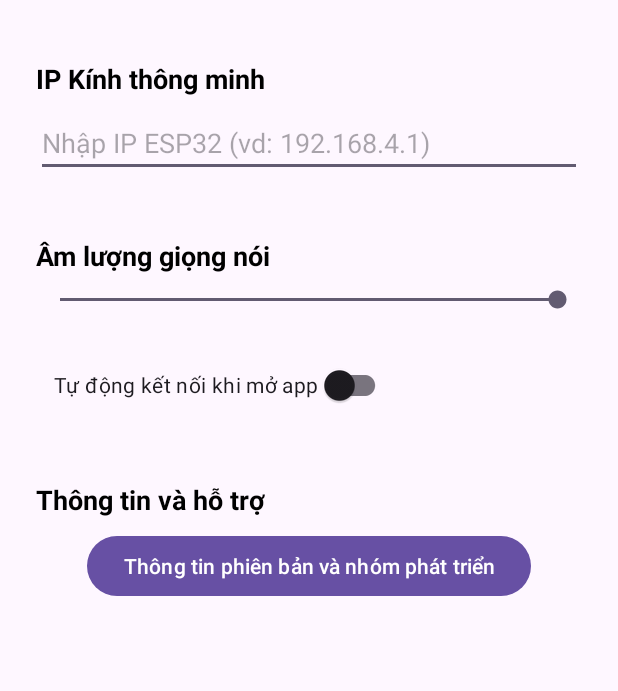
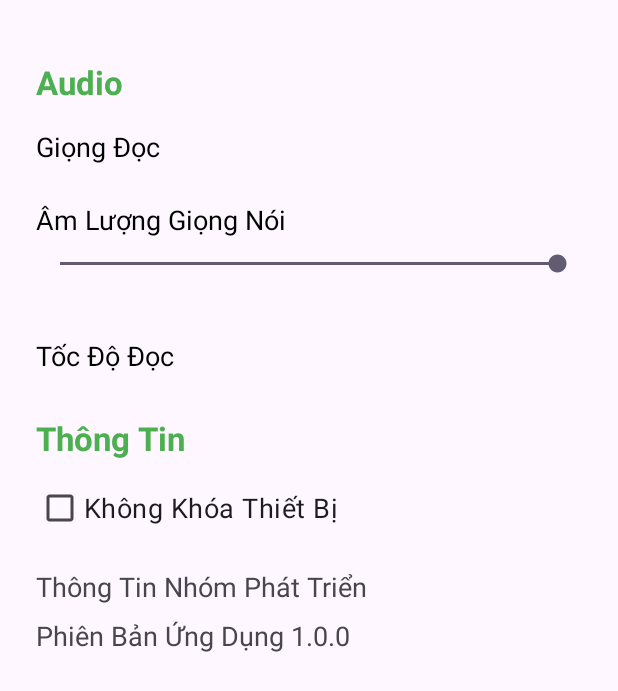
Before and after one commit to AnhKhoa027/SmartGlass, an Android app: the layout fragment_setting.xml on its own in the app's theme, with its tools: preview values and no code run, on a phone screen of 412 x 824 dp. Shown: the top 691 px of the screen. Run offline under Robolectric (Android 15) with nearby library versions, the phone set to English and light mode, and no system bars; network calls fail.

Commit message:
Cap Nhat Setting Fragment

```diff
--- a/app/src/main/res/layout/fragment_setting.xml
+++ b/app/src/main/res/layout/fragment_setting.xml
@@ -6,36 +6,57 @@
     <LinearLayout
         android:layout_width="match_parent"
         android:layout_height="wrap_content"
-        android:orientation="vertical"
-        android:showDividers="none">
+        android:orientation="vertical">
 
-
+        <!-- Audio Section -->
         <TextView
             android:layout_width="match_parent"
             android:layout_height="wrap_content"
-            android:text="@string/label_input_ip"
+            android:text="@string/label_audio"
             android:textStyle="bold"
-            android:textSize="18sp"
-            android:textColor="@android:color/black"
+            android:textSize="22sp"
+            android:textColor="#4CAF50"
             android:paddingTop="16dp"
             android:paddingBottom="8dp" />
 
-        <EditText
-            android:id="@+id/edittext_esp32_ip"
+        <!-- Giọng đọc -->
+        <TextView
+            android:id="@+id/tv_giong_doc"
             android:layout_width="match_parent"
             android:layout_height="wrap_content"
-            android:hint="@string/hint_esp32_ip"
-            android:layout_marginBottom="24dp"
-            android:inputType="text"
-            android:imeOptions="actionDone"
-            android:importantForAutofill="no"
-            android:autofillHints="" />
+            android:text="@string/label_giong_doc"
+            android:textSize="18sp"
+            android:textColor="@android:color/black"
+            android:paddingTop="8dp"
+            android:paddingBottom="8dp" />
 
+        <!-- Radio group -->
+        <RadioGroup
+            android:id="@+id/rg_voice_gender"
+            android:layout_width="wrap_content"
+            android:layout_height="wrap_content"
+            android:orientation="vertical"
+            android:visibility="gone"
+            android:layout_marginBottom="16dp">
+
+            <RadioButton
+                android:id="@+id/rb_male"
+                android:layout_width="wrap_content"
+                android:layout_height="wrap_content"
+                android:text="@string/voice_male" />
+
+            <RadioButton
+                android:id="@+id/rb_female"
+                android:layout_width="wrap_content"
+                android:layout_height="wrap_content"
+                android:text="@string/voice_female" />
+        </RadioGroup>
+
+        <!-- Âm lượng giọng nói -->
         <TextView
             android:layout_width="match_parent"
             android:layout_height="wrap_content"
             android:text="@string/label_tts_volume"
-            android:textStyle="bold"
             android:textSize="18sp"
             android:textColor="@android:color/black"
             android:paddingTop="16dp"
@@ -49,35 +70,86 @@
             android:progress="100"
             android:layout_marginBottom="24dp" />
 
-        <androidx.appcompat.widget.SwitchCompat
-            android:id="@+id/switch_auto_connect"
-            android:layout_width="wrap_content"
-            android:layout_height="wrap_content"
-            android:text="@string/text_auto_connect"
-            android:layout_marginBottom="24dp"
-            android:minHeight="48dp"
-            android:padding="12dp"
-            android:layout_gravity="start" />
-
+        <!-- Tốc độ đọc -->
         <TextView
+            android:id="@+id/tv_toc_do_doc"
             android:layout_width="match_parent"
             android:layout_height="wrap_content"
-            android:text="@string/title_info_support"
-            android:textStyle="bold"
+            android:text="@string/label_tts_speed"
             android:textSize="18sp"
             android:textColor="@android:color/black"
             android:paddingTop="16dp"
             android:paddingBottom="8dp" />
 
-        <Button
-            android:id="@+id/btn_app_info"
+        <RadioGroup
+            android:id="@+id/rg_speed"
             android:layout_width="wrap_content"
             android:layout_height="wrap_content"
-            android:text="@string/btn_app_info"
-            android:layout_marginBottom="12dp"
-            android:minWidth="120dp"
-            android:paddingHorizontal="24dp"
-            android:layout_gravity="center_horizontal" />
+            android:orientation="vertical"
+            android:visibility="gone"
+            android:layout_marginBottom="16dp">
+
+            <RadioButton
+                android:id="@+id/rb_speed_slow"
+                android:layout_width="wrap_content"
+                android:layout_height="wrap_content"
+                android:text="@string/speed_slow" />
+
+            <RadioButton
+                android:id="@+id/rb_speed_normal"
+                android:layout_width="wrap_content"
+                android:layout_height="wrap_content"
+                android:checked="true"
+                android:text="@string/speed_normal" />
+
+            <RadioButton
+                android:id="@+id/rb_speed_fast"
+                android:layout_width="wrap_content"
+                android:layout_height="wrap_content"
+                android:text="@string/speed_fast" />
+
+            <RadioButton
+                android:id="@+id/rb_speed_very_fast"
+                android:layout_width="wrap_content"
+                android:layout_height="wrap_content"
+                android:text="@string/speed_very_fast" />
+        </RadioGroup>
+
+
+        <!-- Thông tin -->
+        <TextView
+            android:layout_width="match_parent"
+            android:layout_height="wrap_content"
+            android:text="@string/label_info"
+            android:textStyle="bold"
+            android:textSize="22sp"
+            android:textColor="#4CAF50"
+            android:paddingTop="20dp"
+            android:paddingBottom="8dp" />
+
+        <CheckBox
+            android:id="@+id/cb_unlock_device"
+            android:layout_width="wrap_content"
+            android:layout_height="wrap_content"
+            android:textSize="18sp"
+            android:text="@string/checkbox_unlock_device"
+            android:layout_marginBottom="16dp" />
+
+        <TextView
+            android:id="@+id/tv_dev_team"
+            android:layout_width="match_parent"
+            android:layout_height="wrap_content"
+            android:text="@string/label_team_info"
+            android:textSize="18sp"
+            android:layout_marginBottom="8dp" />
+
+        <TextView
+            android:id="@+id/tv_app_version"
+            android:layout_width="match_parent"
+            android:layout_height="wrap_content"
+            android:text="@string/label_app_version"
+            android:textSize="18sp"
+            android:layout_marginBottom="12dp" />
 
     </LinearLayout>
 </ScrollView>
--- a/app/src/main/res/values/strings.xml
+++ b/app/src/main/res/values/strings.xml
@@ -33,9 +33,28 @@
     <string name="title_app_info">Thông tin ứng dụng</string>
     <string name="close">Đóng</string>
     <string name="app_info_message">%1$s\nPhiên bản: %2$s\nNhóm Nghiên cứu khoa học: C1SE.16\nTrương Công Thành\nLê Hòa Hiệp\nNguyễn Văn Hướng\nPhạm Anh Khoa\nNguyễn Tấn Việt</string>
-    <string name="hint_esp32_ip">Nhập IP ESP32 (vd: 192.168.4.1)</string>
-    <string name="label_tts_volume">Âm lượng giọng nói</string>
-    <string name="label_input_ip">IP Kính thông minh</string>
+
+    <string name="speed_slow">Chậm</string>
+    <string name="speed_normal">Bình Thường</string>
+    <string name="speed_fast">Nhanh</string>
+    <string name="speed_very_fast">Rất Nhanh</string>
+
+
+    <string name="label_audio">Audio</string>
+    <string name="label_giong_doc">Giọng Đọc</string>
+    <string name="voice_male">Nam</string>
+    <string name="voice_female">Nữ</string>
+    <string name="label_tts_volume">Âm Lượng Giọng Nói</string>
+    <string name="label_tts_speed">Tốc Độ Đọc</string>
+
+
+    <string name="label_info">Thông Tin</string>
+    <string name="checkbox_unlock_device">Không Khóa Thiết Bị</string>
+    <string name="label_team_info">Thông Tin Nhóm Phát Triển</string>
+    <string name="label_app_version">Phiên Bản Ứng Dụng 1.0.0</string>
+
+
+
 
     <!-- TODO: Remove or change this placeholder text -->
     <string name="hello_blank_fragment">Hello blank fragment</string>
```
Also changed, not shown: app/src/main/java/com/example/smartglass/SettingFragment.kt (+95 -38 lines).
